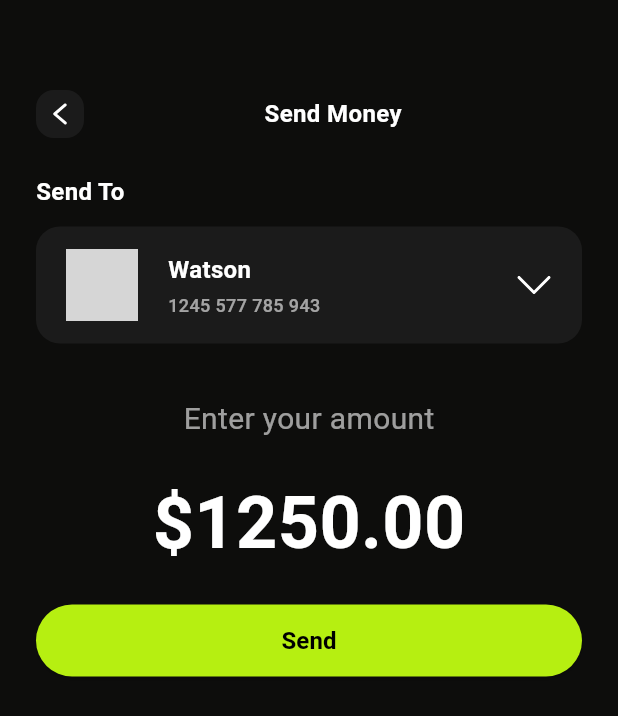
After one commit to Istiakahmed180/banking_app, a Flutter app: the screen it shows after launch, after a tap on "Watson", on a phone screen of 412 x 824 dp. The commit adds this screen. Shown: the top 716 px of the screen. Run offline on Flutter 3.47's test engine with Material 3 defaults, Android fonts, the phone set to English and light mode, and no system bars; our stand-ins replace flutter_svg, get; network calls fail; grey boxes are pictures that could not be loaded.

Commit message:
receipient screne design woriking now

```diff
--- /dev/null
+++ b/lib/screens/card/view/recipient_details/recipient_details_screen.dart
@@ -0,0 +1,40 @@
+import 'package:banking_app/screens/card/view/recipient_details/sub_sections/balance_section.dart';
+import 'package:banking_app/screens/card/view/recipient_details/sub_sections/header_section.dart';
+import 'package:banking_app/screens/card/view/recipient_details/sub_sections/recipient_card_section.dart';
+import 'package:flutter/material.dart';
+import 'package:flutter_svg/svg.dart';
+
+class RecipientDetailsScreen extends StatelessWidget {
+  final String recipientName;
+  final String recipientImage;
+
+  const RecipientDetailsScreen({
+    super.key,
+    required this.recipientName,
+    required this.recipientImage,
+  });
+
+  @override
+  Widget build(BuildContext context) {
+    return Scaffold(
+      body: SingleChildScrollView(
+        child: Padding(
+          padding: const EdgeInsets.symmetric(horizontal: 24),
+          child: Column(
+            children: [
+              const SizedBox(height: 60),
+              HeaderSection(),
+              SizedBox(height: 24),
+              RecipientCardSection(
+                recipientName: recipientName,
+                recipientImage: recipientImage,
+              ),
+              SizedBox(height: 36),
+              BalanceSection()
+            ],
+          ),
+        ),
+      ),
+    );
+  }
+}
--- /dev/null
+++ b/lib/screens/card/view/recipient_details/sub_sections/balance_section.dart
@@ -0,0 +1,49 @@
+import 'package:flutter/material.dart';
+
+class BalanceSection extends StatelessWidget {
+  const BalanceSection({super.key});
+
+  @override
+  Widget build(BuildContext context) {
+    return Column(
+      children: [
+        Text(
+          "Enter your amount",
+          style: TextStyle(
+            color: Color(0xFFFFFFFF).withOpacity(0.6),
+            fontWeight: FontWeight.normal,
+            fontSize: 20,
+          ),
+        ),
+        SizedBox(height: 20),
+        Text(
+          "\$1250.00",
+          style: TextStyle(
+            color: Color(0xFFFFFFFF),
+            fontWeight: FontWeight.bold,
+            fontSize: 48,
+          ),
+        ),
+        SizedBox(height: 20),
+        ElevatedButton(
+          onPressed: () {},
+          style: ElevatedButton.styleFrom(
+            shape: RoundedRectangleBorder(
+              borderRadius: BorderRadius.circular(24),
+            ),
+            backgroundColor: Color(0xFFB6EF11),
+            minimumSize: const Size(double.infinity, 48),
+          ),
+          child: Text(
+            "Send",
+            style: TextStyle(
+              fontWeight: FontWeight.w600,
+              fontSize: 16,
+              color: Color(0xFF000000),
+            ),
+          ),
+        ),
+      ],
+    );
+  }
+}
--- /dev/null
+++ b/lib/screens/card/view/recipient_details/sub_sections/header_section.dart
@@ -0,0 +1,41 @@
+import 'package:flutter/material.dart';
+import 'package:flutter_svg/svg.dart';
+
+class HeaderSection extends StatelessWidget {
+  const HeaderSection({super.key});
+
+  @override
+  Widget build(BuildContext context) {
+    return Row(
+      children: [
+        GestureDetector(
+          onTap: () {
+            Navigator.pop(context);
+          },
+          child: Container(
+            padding: const EdgeInsets.all(4),
+            width: 32,
+            height: 32,
+            decoration: BoxDecoration(
+              color: const Color(0xFF1B1B1B),
+              borderRadius: BorderRadius.circular(12),
+            ),
+            child: SvgPicture.asset("assets/icons/others/back.svg"),
+          ),
+        ),
+        const Spacer(),
+        // Screen Title
+        Text(
+          "Send Money",
+          style: TextStyle(
+            color: const Color(0xFFFFFFFF),
+            fontWeight: FontWeight.bold,
+            fontSize: 16,
+          ),
+        ),
+        const Spacer(),
+      ],
+    );
+    ;
+  }
+}
--- /dev/null
+++ b/lib/screens/card/view/recipient_details/sub_sections/recipient_card_section.dart
@@ -0,0 +1,102 @@
+import 'package:flutter/material.dart';
+import 'package:flutter_svg/flutter_svg.dart';
+
+class RecipientCardSection extends StatelessWidget {
+  final String recipientName;
+  final String recipientImage;
+
+  const RecipientCardSection({
+    super.key,
+    required this.recipientName,
+    required this.recipientImage,
+  });
+
+  @override
+  Widget build(BuildContext context) {
+    return Column(
+      crossAxisAlignment: CrossAxisAlignment.start,
+      children: [
+        _buildSectionTitle("Send To"),
+        const SizedBox(height: 12),
+        _buildRecipientCard(),
+      ],
+    );
+  }
+
+  Widget _buildSectionTitle(String title) {
+    return Text(
+      title,
+      style: const TextStyle(
+        color: Color(0xFFFFFFFF),
+        fontWeight: FontWeight.bold,
+        fontSize: 16,
+      ),
+    );
+  }
+
+  Widget _buildRecipientCard() {
+    return Container(
+      padding: const EdgeInsets.symmetric(horizontal: 20, vertical: 15),
+      decoration: BoxDecoration(
+        color: const Color(0xFF1B1B1B),
+        borderRadius: BorderRadius.circular(16),
+      ),
+      child: Row(
+        children: [
+          _buildRecipientImage(),
+          const SizedBox(width: 20),
+          _buildRecipientDetails(),
+          const Spacer(),
+          _buildDownArrow(),
+        ],
+      ),
+    );
+  }
+
+  Widget _buildRecipientImage() {
+    return Container(
+      width: 48,
+      height: 48,
+      decoration: BoxDecoration(
+        borderRadius: BorderRadius.circular(16),
+        image: DecorationImage(
+          fit: BoxFit.cover,
+          image: NetworkImage(recipientImage),
+        ),
+      ),
+    );
+  }
+
+  Widget _buildRecipientDetails() {
+    return Column(
+      crossAxisAlignment: CrossAxisAlignment.start,
+      children: [
+        Text(
+          recipientName,
+          style: const TextStyle(
+            fontSize: 16,
+            color: Color(0xFFFFFFFF),
+            fontWeight: FontWeight.bold,
+          ),
+        ),
+        const SizedBox(height: 4),
+        Text(
+          "1245 577 785 943",
+          style: TextStyle(
+            fontSize: 12,
+            color: const Color(0xFFFFFFFF).withOpacity(0.6),
+            fontWeight: FontWeight.w500,
+          ),
+        ),
+      ],
+    );
+  }
+
+  Widget _buildDownArrow() {
+    return SvgPicture.asset(
+      "assets/icons/others/down.svg",
+      width: 24,
+      height: 24,
+    );
+  }
+}
--- a/lib/screens/card/view/sub_sections/recipient_section.dart
+++ b/lib/screens/card/view/sub_sections/recipient_section.dart
@@ -1,5 +1,7 @@
+import 'package:banking_app/screens/card/view/recipient_details/recipient_details_screen.dart';
 import 'package:flutter/material.dart';
 import 'package:flutter_svg/svg.dart';
+import 'package:get/get.dart';
 
 class RecipientSection extends StatelessWidget {
   const RecipientSection({super.key});
@@ -63,7 +65,16 @@ class RecipientSection extends StatelessWidget {
         itemCount: recipients.length,
         itemBuilder: (context, index) {
           final recipient = recipients[index];
-          return Padding(
+          return GestureDetector(
+            onTap: () {
+              Get.to(
+                () => RecipientDetailsScreen(
+                  recipientName: recipient["name"].toString(),
+                  recipientImage: recipient["image"].toString(),
+                ),
+              );
+            },
+            child: Padding(
               padding: const EdgeInsets.only(right: 20),
               child: Column(
                 children: [
@@ -103,6 +114,7 @@ class RecipientSection extends StatelessWidget {
                   ),
                 ],
               ),
+            ),
           );
         },
       ),
```
Also changed, not shown: assets/icons/others/back.svg (added), assets/icons/others/down.svg (added). Lines whose indentation alone changed are shown as unchanged.
